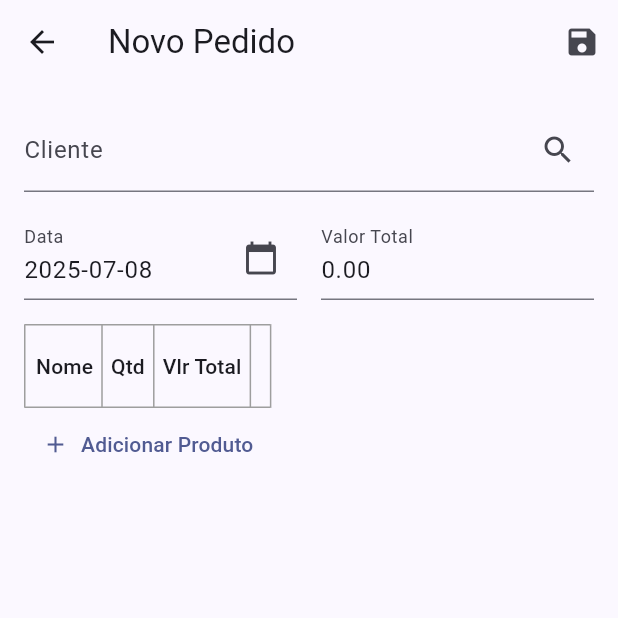
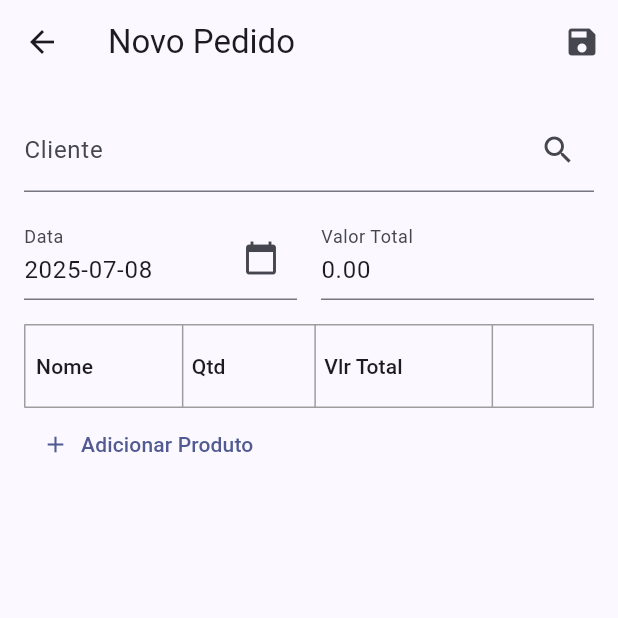
Before and after one commit to ftcconsultoria/siscontRestaurantesV2, a Flutter app: the OrderFormScreen screen opened directly with empty values, on a phone screen of 412 x 824 dp, the top half of it. Run offline on Flutter 3.47's test engine with Material 3 defaults, Android fonts, the phone set to English and light mode, and no system bars; our stand-ins replace cached_network_image, cross_file, flutter_image_compress, geolocator, google_maps_flutter, image_picker and 6 more; missing offline and left inert: mobile_scanner; accounts and stored records are empty.

```diff
--- a/lib/screens/order_form_screen.dart
+++ b/lib/screens/order_form_screen.dart
@@ -581,7 +581,7 @@ class _OrderFormScreenState extends State<OrderFormScreen> {
             scrollDirection: Axis.horizontal,
             child: ConstrainedBox(
               constraints: BoxConstraints(
-                  maxWidth: MediaQuery.of(context).size.width - 32),
+                  minWidth: MediaQuery.of(context).size.width - 32),
               child: DataTable(
                 border: TableBorder.all(color: Colors.grey),
                 columnSpacing: 12,
```
